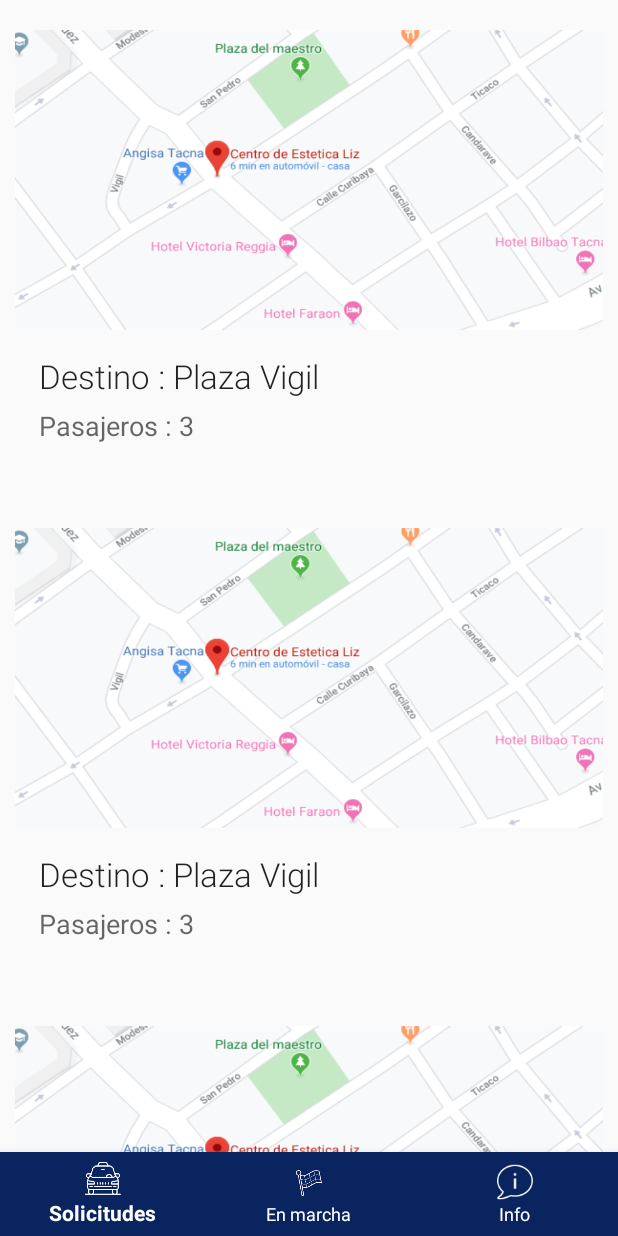
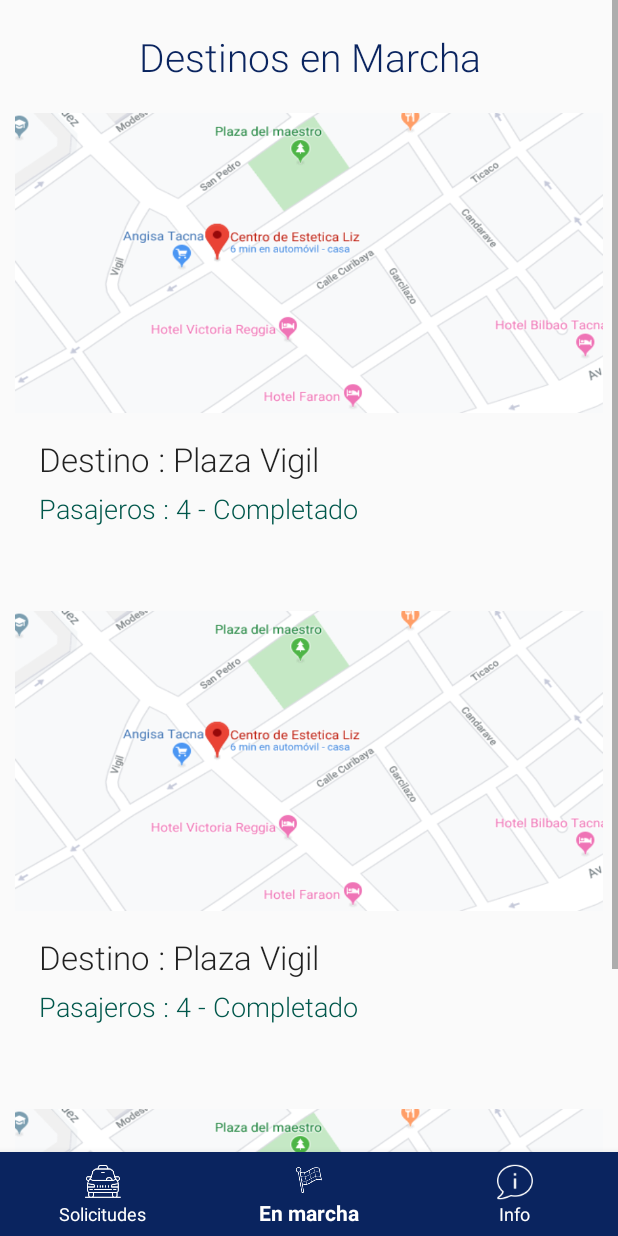
Before and after one commit to anggonzales/ProyectoSolucionesMoviles, an Android app: the BottomNav screen opened directly, with no data from a screen before it, item 2 of the bottom bar chosen, on a phone screen of 412 x 824 dp. Run offline under Robolectric (Android 15) with nearby library versions, the phone set to English and light mode, and no system bars.

Commit message:
Añadiendo Fragment EnMarcha

```diff
--- a/AppConductor/app/src/main/AndroidManifest.xml
+++ b/AppConductor/app/src/main/AndroidManifest.xml
@@ -9,7 +9,8 @@
         android:roundIcon="@mipmap/ic_launcher_round"
         android:supportsRtl="true"
         android:theme="@style/AppTheme">
-        <activity android:name=".Solicitud"></activity>
+        <activity android:name=".EnMarcha"></activity>
+        <activity android:name=".Solicitud" />
         <activity android:name=".SignUp" />
         <activity android:name=".BottomNav" />
         <activity android:name=".Registro" />
--- a/AppConductor/app/src/main/java/com/example/appconductor/BottomNav.java
+++ b/AppConductor/app/src/main/java/com/example/appconductor/BottomNav.java
@@ -49,15 +49,13 @@ public class BottomNav extends AppCompatActivity {
                     transaction.replace(R.id.frame_container, FragmentoSeleccionado);
                     transaction.commit();
                     return true;
-                /*case R.id.navigation_gifts:
-                    FragmentoSeleccionado = new Formulario();
-                    //FragmentTransaction transaction = fragmentManager.beginTransaction();
+                case R.id.enmarcha:
+                    FragmentoSeleccionado = new EnMarcha();
                     transaction.replace(R.id.frame_container, FragmentoSeleccionado);
                     transaction.commit();
-                    toolbar.setTitle("Formulario");
                     return true;
 
-                case R.id.navigation_cart:
+                /*case R.id.navigation_cart:
                     FragmentoSeleccionado = new LoginFragmento();
                     //FragmentTransaction transaction = fragmentManager.beginTransaction();
                     transaction.replace(R.id.frame_container, FragmentoSeleccionado);
--- /dev/null
+++ b/AppConductor/app/src/main/java/com/example/appconductor/EnMarcha.java
@@ -0,0 +1,18 @@
+package com.example.appconductor;
+
+import androidx.annotation.Nullable;
+import androidx.appcompat.app.AppCompatActivity;
+import androidx.fragment.app.Fragment;
+
+import android.os.Bundle;
+import android.view.LayoutInflater;
+import android.view.View;
+import android.view.ViewGroup;
+
+public class EnMarcha extends Fragment {
+
+    public View onCreateView(@Nullable LayoutInflater inflater, @Nullable ViewGroup container, @Nullable Bundle savedInstanceState){
+        View view = inflater.inflate(R.layout.activity_en_marcha, container, false);
+        return view;
+    }
+}
--- /dev/null
+++ b/AppConductor/app/src/main/res/layout/activity_en_marcha.xml
@@ -0,0 +1,145 @@
+<ScrollView xmlns:android="http://schemas.android.com/apk/res/android"
+    xmlns:app="http://schemas.android.com/apk/res-auto"
+    xmlns:tools="http://schemas.android.com/tools"
+    android:layout_width="match_parent"
+    android:layout_height="wrap_content"
+    android:orientation="vertical">
+
+    <LinearLayout
+        android:layout_width="match_parent"
+        android:layout_height="match_parent"
+        android:gravity="center"
+        android:layout_marginHorizontal="10dp"
+        android:orientation="vertical">
+
+        <TextView
+            android:layout_width="match_parent"
+            android:layout_height="wrap_content"
+            android:text="Destinos en Marcha"
+            android:textSize="26dp"
+            android:layout_marginTop="20dp"
+            android:textColor="#0A245F"
+            android:fontFamily="sans-serif-light"
+            android:gravity="center"/>
+
+        <LinearLayout
+            android:layout_width="match_parent"
+            android:layout_height="wrap_content"
+            android:orientation="vertical"
+            android:layout_marginVertical="20dp">
+
+            <ImageView
+                android:id="@+id/idimagen1"
+                android:layout_width="match_parent"
+                android:layout_height="200dp"
+                android:background="@drawable/ruta2" />
+
+            <LinearLayout
+                android:layout_width="match_parent"
+                android:layout_height="wrap_content"
+                android:orientation="vertical"
+                android:padding="16dp">
+
+                <TextView
+                    android:id="@+id/id_11"
+                    android:layout_width="match_parent"
+                    android:layout_height="wrap_content"
+                    android:maxLines="2"
+                    android:fontFamily="sans-serif-light"
+                    android:text="Destino : Plaza Vigil"
+                    android:textAppearance="@style/TextAppearance.AppCompat.Large" />
+
+                <TextView
+                    android:id="@+id/id_21"
+                    android:layout_width="match_parent"
+                    android:layout_height="wrap_content"
+                    android:layout_marginTop="6dp"
+                    android:maxLines="2"
+                    android:text="Pasajeros : 4 - Completado"
+                    android:textColor="@color/colorPrimaryDark"
+                    android:fontFamily="sans-serif-light"
+                    android:textAppearance="@style/TextAppearance.AppCompat.Medium" />
+            </LinearLayout>
+        </LinearLayout>
+
+        <LinearLayout
+            android:layout_width="match_parent"
+            android:layout_height="wrap_content"
+            android:orientation="vertical"
+            android:layout_marginVertical="20dp">
+
+            <ImageView
+                android:id="@+id/idimagen2"
+                android:layout_width="match_parent"
+                android:layout_height="200dp"
+                android:background="@drawable/ruta2" />
+
+            <LinearLayout
+                android:layout_width="match_parent"
+                android:layout_height="wrap_content"
+                android:orientation="vertical"
+                android:padding="16dp">
+
+                <TextView
+                    android:id="@+id/id_12"
+                    android:layout_width="match_parent"
+                    android:layout_height="wrap_content"
+                    android:maxLines="2"
+                    android:fontFamily="sans-serif-light"
+                    android:text="Destino : Plaza Vigil"
+                    android:textAppearance="@style/TextAppearance.AppCompat.Large" />
+
+                <TextView
+                    android:id="@+id/id_22"
+                    android:layout_width="match_parent"
+                    android:layout_height="wrap_content"
+                    android:layout_marginTop="6dp"
+                    android:maxLines="2"
+                    android:text="Pasajeros : 4 - Completado"
+                    android:textColor="@color/colorPrimaryDark"
+                    android:fontFamily="sans-serif-light"
+                    android:textAppearance="@style/TextAppearance.AppCompat.Medium" />
+            </LinearLayout>
+        </LinearLayout>
+
+        <LinearLayout
+            android:layout_width="match_parent"
+            android:layout_height="wrap_content"
+            android:orientation="vertical"
+            android:layout_marginVertical="20dp">
+
+            <ImageView
+                android:id="@+id/idimagen3"
+                android:layout_width="match_parent"
+                android:layout_height="200dp"
+                android:background="@drawable/ruta2" />
+
+            <LinearLayout
+                android:layout_width="match_parent"
+                android:layout_height="wrap_content"
+                android:orientation="vertical"
+                android:padding="16dp">
+
+                <TextView
+                    android:id="@+id/id_13"
+                    android:layout_width="match_parent"
+                    android:layout_height="wrap_content"
+                    android:maxLines="2"
+                    android:fontFamily="sans-serif-light"
+                    android:text="Destino : Plaza Vigil"
+                    android:textAppearance="@style/TextAppearance.AppCompat.Large" />
+
+                <TextView
+                    android:id="@+id/id_23"
+                    android:layout_width="match_parent"
+                    android:layout_height="wrap_content"
+                    android:layout_marginTop="6dp"
+                    android:maxLines="2"
+                    android:text="Pasajeros : 4 - Completado"
+                    android:textColor="@color/colorPrimaryDark"
+                    android:fontFamily="sans-serif-light"
+                    android:textAppearance="@style/TextAppearance.AppCompat.Medium" />
+            </LinearLayout>
+        </LinearLayout>
+    </LinearLayout>
+</ScrollView>
--- a/AppConductor/app/src/main/res/menu/menu.xml
+++ b/AppConductor/app/src/main/res/menu/menu.xml
@@ -5,11 +5,11 @@
         android:icon="@mipmap/solictiud_foreground"
         android:title="@string/title_solicitud" />
     <item
-        android:id="@+id/info"
+        android:id="@+id/enmarcha"
         android:icon="@mipmap/en_marcha"
         android:title="@string/title_concluida" />
     <item
-        android:id="@+id/navigation_cart"
+        android:id="@+id/info"
         android:icon="@mipmap/acerca"
         android:title="@string/title_info" />
 </menu>
```
